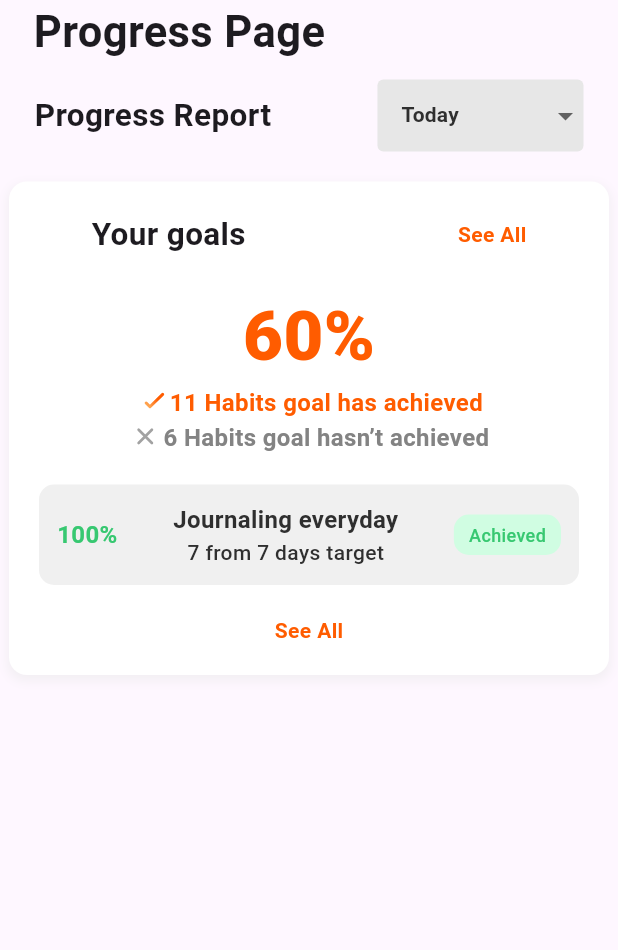
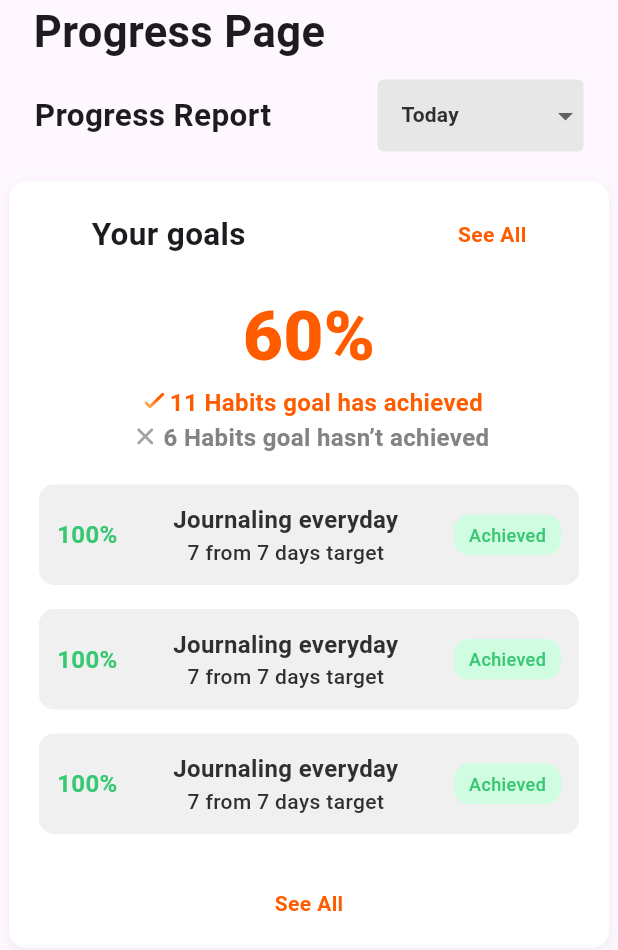
Before and after one commit to Sanjarbek17/Habit_Tracker, a Flutter app: the ProgressPage widget shown alone on an empty page, opened directly, on a phone screen of 412 x 824 dp. Shown: the top 950 px of the screen. Run offline on Flutter 3.47's test engine with Material 3 defaults, Android fonts, the phone set to English and light mode, and no system bars; drawn by our look-alikes of dropdown_button2; our stand-ins replace flutter_bloc, flutter_svg, shared_preferences; accounts and stored records are empty.

```diff
--- a/lib/main.dart
+++ b/lib/main.dart
@@ -46,6 +46,11 @@ class _MyAppState extends State<MyApp> with SingleTickerProviderStateMixin {
         body: SafeArea(
           child: PageView(
             controller: _tabController,
+            onPageChanged: (index) {
+              setState(() {
+                _selectedIndex = index;
+              });
+            },
             children: _pages,
           ),
         ),
--- a/lib/pages/progress_page.dart
+++ b/lib/pages/progress_page.dart
@@ -101,7 +101,9 @@ class _ProgressPageState extends State<ProgressPage> {
                   ),
                 ),
                 const SizedBox(height: 20),
-                const ProgressCard(),
+                const ProgressCard(title: 'Journaling everyday', subtitle: '7 from 7 days target'),
+                const ProgressCard(title: 'Journaling everyday', subtitle: '7 from 7 days target'),
+                const ProgressCard(title: 'Journaling everyday', subtitle: '7 from 7 days target'),
                 const SizedBox(height: 20),
                 const Text('See All', style: TextStyle(fontSize: 14, fontWeight: FontWeight.bold, color: CustomColor.yellowText)),
               ],
--- a/lib/widgets/progress_card.dart
+++ b/lib/widgets/progress_card.dart
@@ -1,25 +1,30 @@
-
 import 'package:flutter/material.dart';
 import 'package:habit_tracker/core/custom_color.dart';
 
 class ProgressCard extends StatelessWidget {
+  final String title;
+  final String subtitle;
   const ProgressCard({
     super.key,
+    required this.title,
+    required this.subtitle,
   });
 
   @override
   Widget build(BuildContext context) {
-    return Container(
+    return Padding(
+      padding: const EdgeInsets.only(bottom: 16.0),
+      child: Container(
         padding: const EdgeInsets.all(12),
         decoration: BoxDecoration(borderRadius: BorderRadius.circular(10), color: CustomColor.cardbg),
         child: Row(
           mainAxisAlignment: MainAxisAlignment.spaceBetween,
           children: [
             const Text('100%', style: TextStyle(fontSize: 16, fontWeight: FontWeight.bold, color: CustomColor.green)),
-          const Column(
+            Column(
               children: [
-              Text('Journaling everyday', style: TextStyle(fontSize: 16, fontWeight: FontWeight.bold, color: CustomColor.text)),
-              Text('7 from 7 days target', style: TextStyle(fontSize: 14, fontWeight: FontWeight.w500, color: CustomColor.text)),
+                Text(title, style: const TextStyle(fontSize: 16, fontWeight: FontWeight.bold, color: CustomColor.text)),
+                Text(subtitle, style: const TextStyle(fontSize: 14, fontWeight: FontWeight.w500, color: CustomColor.text)),
               ],
             ),
             Container(
@@ -29,6 +34,7 @@ class ProgressCard extends StatelessWidget {
             ),
           ],
         ),
+      ),
     );
   }
 }
--- a/pubspec.yaml
+++ b/pubspec.yaml
@@ -12,7 +12,9 @@ dependencies:
   dropdown_button2: ^2.3.9
   flutter:
     sdk: flutter
+  flutter_bloc: ^8.1.6
   flutter_svg: ^2.0.10+1
+  shared_preferences: ^2.3.2
 
 dev_dependencies:
   build_runner: null
```
Also changed, not shown: lib/bloc/habit_cubit.dart (added, +34 -0 lines), lib/bloc/habit_state.dart (added, +11 -0 lines), lib/models/habit_model.dart (+49 -2 lines), lib/pages/home_page.dart (+1 -10 lines), lib/repository/habit_repository.dart (added, +23 -0 lines), lib/di.dart (added), pubspec.lock. Lines whose indentation alone changed are shown as unchanged.
